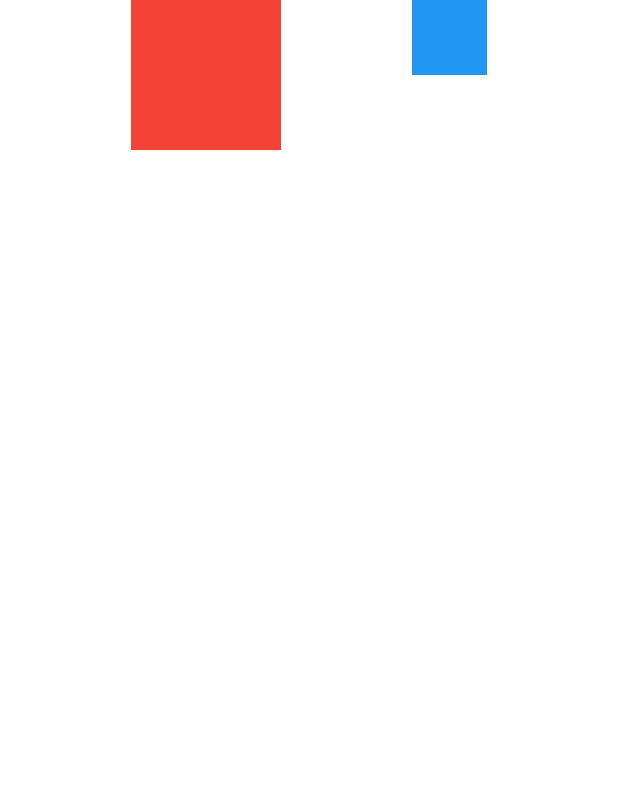
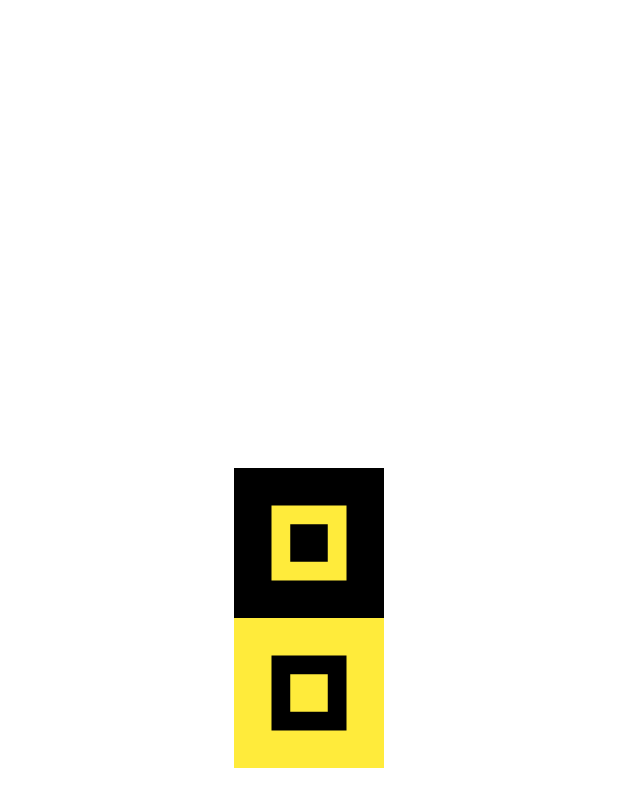
Before and after one commit to pedroschiavom/alura-flutter, a Flutter app: the screen it shows after launch, on a phone screen of 412 x 824 dp. Shown: the top 807 px of the screen. Run offline on Flutter 3.47's test engine with Material 2 defaults, Android fonts, the phone set to English and light mode, and no system bars.

Commit message:
using stack widget

```diff
--- a/lib/main.dart
+++ b/lib/main.dart
@@ -10,14 +10,28 @@
       theme: ThemeData(
         primarySwatch: Colors.blue,
       ),
-      home: Row(
-        mainAxisAlignment: MainAxisAlignment.spaceEvenly,
-        crossAxisAlignment: CrossAxisAlignment.start,
+      home: Column(
+        mainAxisAlignment: MainAxisAlignment.center,
+        crossAxisAlignment: CrossAxisAlignment.center,
         children: [
-          Container(color: Colors.red,width: 100,height: 100),
-          Container(color: Colors.blue,width: 50,height: 50,)
+          Stack(
+            alignment: AlignmentDirectional.center,
+            children: [
+              Container(color: Colors.black, width: 100, height: 100,),
+              Container(color: Colors.yellow,width: 50,height: 50,),
+              Container(color: Colors.black, width: 25, height: 25,),
+            ],
+          ),
+          Stack(
+            alignment: AlignmentDirectional.center,
+            children: [
+              Container(color: Colors.yellow, width: 100, height: 100,),
+              Container(color: Colors.black,width: 50,height: 50,),
+              Container(color: Colors.yellow, width: 25, height: 25,),
+            ],
+          )
         ],
-      ),
+      )
     );
   }
 }
```
